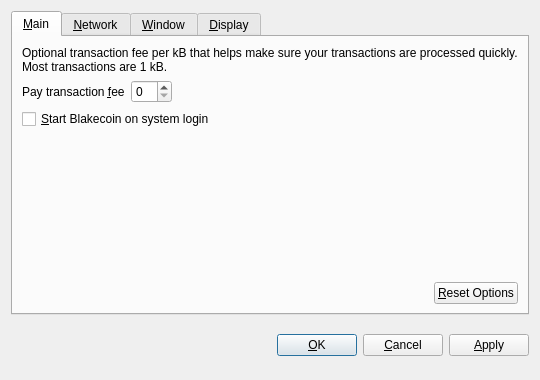
The window that src/qt/forms/optionsdialog.ui (bryceweiner/Dirac) describes before a commit, drawn with Qt 5.
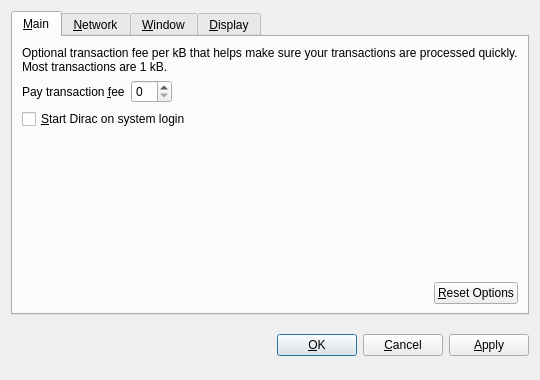
The same window after the commit. Custom widgets are drawn as their Qt base class.

```diff
--- a/src/qt/forms/optionsdialog.ui
+++ b/src/qt/forms/optionsdialog.ui
@@ -82,7 +82,7 @@
           <string>Automatically start Blakecoin after logging in to the system.</string>
          </property>
          <property name="text">
-          <string>&amp;Start Blakecoin on system login</string>
+          <string>&amp;Start Dirac on system login</string>
          </property>
         </widget>
        </item>
```
Left out of the diff: 10 changed lines with no effect on the pictures.
